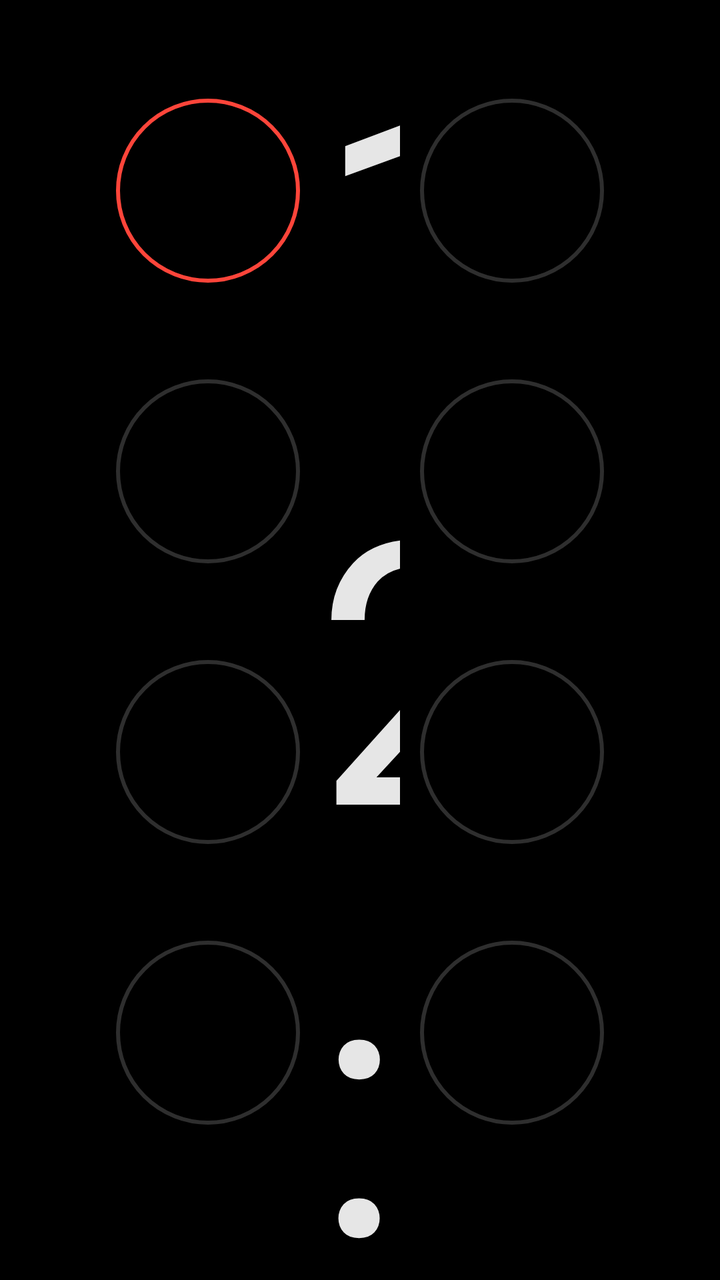
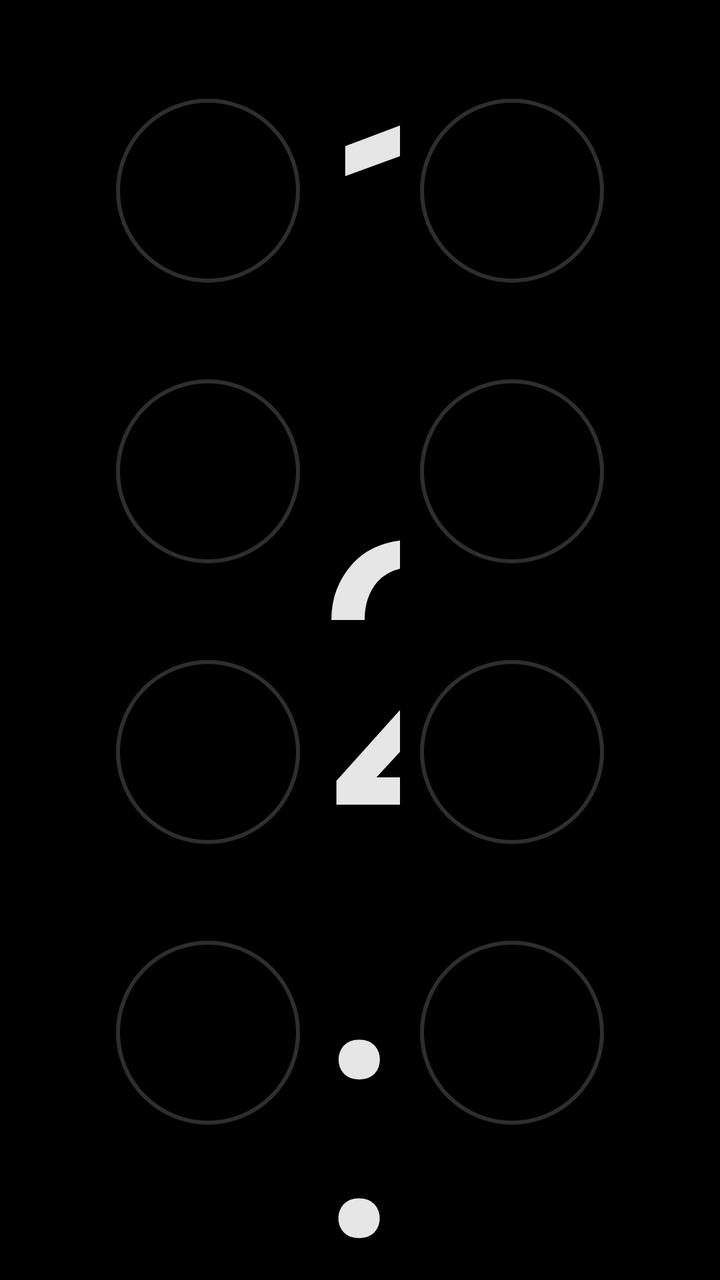

Screens rendered from an Android XML layout before and after an edit, with the pre-edit source and the edit as a unified diff.
<!-- AndroidManifest.xml: application theme Theme.CleanDash -->
<!-- res/layout/home_halo.xml -->
<?xml version="1.0" encoding="utf-8"?>
<LinearLayout xmlns:android="http://schemas.android.com/apk/res/android"
    android:layout_width="match_parent"
    android:layout_height="match_parent"
    android:background="@color/halo_bg"
    android:fitsSystemWindows="true"
    android:gravity="center_vertical"
    android:orientation="horizontal"
    android:paddingStart="48dp"
    android:paddingTop="16dp"
    android:paddingEnd="48dp"
    android:paddingBottom="16dp">

    <LinearLayout
        android:layout_width="112dp"
        android:layout_height="wrap_content"
        android:gravity="center_horizontal"
        android:orientation="vertical">

        <LinearLayout style="@style/Halo.Tile" android:tag="maps">
            <ImageView
                style="@style/Halo.TileIcon"
                android:background="@drawable/halo_button_accent"
                android:tag="icon"
                android:tint="@color/halo_accent" />
            <TextView style="@style/Halo.TileLabel" android:tag="label" />
        </LinearLayout>

        <LinearLayout style="@style/Halo.Tile" android:tag="carplay">
            <ImageView style="@style/Halo.TileIcon" android:tag="icon" />
            <TextView style="@style/Halo.TileLabel" android:tag="label" />
        </LinearLayout>

        <LinearLayout style="@style/Halo.Tile" android:tag="radio">
            <ImageView style="@style/Halo.TileIcon" android:tag="icon" />
            <TextView style="@style/Halo.TileLabel" android:tag="label" />
        </LinearLayout>

        <LinearLayout style="@style/Halo.Tile" android:tag="music">
            <ImageView style="@style/Halo.TileIcon" android:tag="icon" />
            <TextView style="@style/Halo.TileLabel" android:tag="label" />
        </LinearLayout>
    </LinearLayout>

    <LinearLayout
        android:layout_width="0dp"
        android:layout_height="wrap_content"
        android:layout_weight="1"
        android:gravity="center_horizontal"
        android:orientation="vertical">

        
        <LinearLayout
            android:id="@+id/clock"
            android:layout_width="wrap_content"
            android:layout_height="wrap_content"
            android:background="?android:attr/selectableItemBackground"
            android:gravity="center_horizontal"
            android:orientation="vertical">

            <TextClock
                android:layout_width="wrap_content"
                android:layout_height="wrap_content"
                android:fontFamily="@font/outfit_extralight"
                android:format12Hour="h:mm"
                android:format24Hour="HH:mm"
                android:includeFontPadding="false"
                android:letterSpacing="-0.03"
                android:textColor="@color/halo_bright"
                android:textSize="@dimen/halo_clock" />

            <TextClock
                android:layout_width="wrap_content"
                android:layout_height="wrap_content"
                android:fontFamily="@font/outfit_light"
                android:format12Hour="EEEE d MMMM"
                android:format24Hour="EEEE d MMMM"
                android:letterSpacing="0.18"
                android:textAllCaps="true"
                android:textColor="@color/halo_muted"
                android:textSize="21sp" />
        </LinearLayout>

        <TextView
            android:id="@+id/set_home"
            android:layout_width="wrap_content"
            android:layout_height="44dp"
            android:layout_marginTop="16dp"
            android:background="@drawable/halo_pill"
            android:fontFamily="@font/outfit_regular"
            android:gravity="center"
            android:paddingStart="22dp"
            android:paddingEnd="22dp"
            android:text="@string/set_home"
            android:textColor="@color/halo_text"
            android:textSize="15sp"
            android:visibility="gone" />

        <View
            android:layout_width="120dp"
            android:layout_height="2dp"
            android:layout_marginTop="26dp"
            android:background="@drawable/halo_rule" />

        <LinearLayout
            android:id="@+id/media_card"
            android:layout_width="wrap_content"
            android:layout_height="wrap_content"
            android:layout_marginTop="14dp"
            android:background="?android:attr/selectableItemBackground"
            android:gravity="center_horizontal"
            android:orientation="vertical"
            android:padding="12dp">

            <TextView
                android:id="@+id/media_title"
                android:layout_width="wrap_content"
                android:layout_height="wrap_content"
                android:ellipsize="end"
                android:fontFamily="@font/outfit_regular"
                android:maxWidth="640dp"
                android:singleLine="true"
                android:textColor="@color/halo_bright"
                android:textSize="28sp" />

            <TextView
                android:id="@+id/media_artist"
                android:layout_width="wrap_content"
                android:layout_height="wrap_content"
                android:layout_marginTop="2dp"
                android:ellipsize="end"
                android:fontFamily="@font/outfit_light"
                android:maxWidth="640dp"
                android:singleLine="true"
                android:textColor="@color/halo_muted"
                android:textSize="18sp" />

            <LinearLayout
                android:layout_width="wrap_content"
                android:layout_height="wrap_content"
                android:layout_marginTop="16dp"
                android:gravity="center_vertical"
                android:orientation="horizontal">

                <ImageView
                    android:id="@+id/media_prev"
                    style="@style/Halo.Button"
                    android:contentDescription="@string/media_prev"
                    android:src="@drawable/ic_skip_previous" />

                <ImageView
                    android:id="@+id/media_play"
                    android:layout_width="80dp"
                    android:layout_height="80dp"
                    android:layout_marginStart="28dp"
                    android:layout_marginEnd="28dp"
                    android:background="@drawable/halo_play"
                    android:contentDescription="@string/media_play"
                    android:padding="25dp"
                    android:src="@drawable/ic_play"
                    android:tint="@color/halo_bg" />

                <ImageView
                    android:id="@+id/media_next"
                    style="@style/Halo.Button"
                    android:contentDescription="@string/media_next"
                    android:src="@drawable/ic_skip_next" />
            </LinearLayout>
        </LinearLayout>
    </LinearLayout>

    <LinearLayout
        android:layout_width="112dp"
        android:layout_height="wrap_content"
        android:gravity="center_horizontal"
        android:orientation="vertical">

        <LinearLayout style="@style/Halo.Tile" android:tag="bluetooth">
            <ImageView style="@style/Halo.TileIcon" android:tag="icon" />
            <TextView style="@style/Halo.TileLabel" android:tag="label" />
        </LinearLayout>

        <LinearLayout style="@style/Halo.Tile" android:tag="eq">
            <ImageView style="@style/Halo.TileIcon" android:tag="icon" />
            <TextView style="@style/Halo.TileLabel" android:tag="label" />
        </LinearLayout>

        <LinearLayout style="@style/Halo.Tile" android:tag="settings">
            <ImageView style="@style/Halo.TileIcon" android:tag="icon" />
            <TextView style="@style/Halo.TileLabel" android:tag="label" />
        </LinearLayout>

        <LinearLayout style="@style/Halo.Tile" android:tag="apps">
            <ImageView style="@style/Halo.TileIcon" android:tag="icon" />
            <TextView style="@style/Halo.TileLabel" android:tag="label" />
        </LinearLayout>
    </LinearLayout>
</LinearLayout>
<!-- resources referenced by this layout -->
<resources>
  <color name="halo_accent">#FF453A</color>
  <color name="halo_bg">#000000</color>
  <color name="halo_bright">#E6E6E6</color>
  <color name="halo_muted">#8C8C8C</color>
  <color name="halo_text">#D9D9D9</color>
  <dimen name="halo_clock">150sp</dimen>
  <!-- drawable halo_button_accent (drawable) -->
  <?xml version="1.0" encoding="utf-8"?>
  <ripple xmlns:android="http://schemas.android.com/apk/res/android" android:color="#22FFFFFF">
      <item><shape android:shape="oval"><stroke android:width="2dp" android:color="@color/halo_accent" /></shape></item>
  </ripple>
  <!-- drawable halo_pill (drawable) -->
  <?xml version="1.0" encoding="utf-8"?>
  <ripple xmlns:android="http://schemas.android.com/apk/res/android" android:color="#22FFFFFF">
      <item><shape android:shape="rectangle"><stroke android:width="2dp" android:color="@color/halo_line" /><corners android:radius="22dp" /></shape></item>
  </ripple>
  <!-- drawable halo_play (drawable) -->
  <?xml version="1.0" encoding="utf-8"?>
  <ripple xmlns:android="http://schemas.android.com/apk/res/android" android:color="#33000000">
      <item><shape android:shape="oval"><solid android:color="@color/halo_accent" /></shape></item>
  </ripple>
  <!-- drawable halo_rule (drawable) -->
  <?xml version="1.0" encoding="utf-8"?>
  <shape xmlns:android="http://schemas.android.com/apk/res/android" android:shape="rectangle"><solid android:color="@color/halo_rule" /></shape>
  <!-- drawable ic_play (drawable) -->
  <?xml version="1.0" encoding="utf-8"?>
  <vector xmlns:android="http://schemas.android.com/apk/res/android"
      android:width="24dp"
      android:height="24dp"
      android:viewportWidth="24"
      android:viewportHeight="24">
      <path
          android:fillColor="#FFFFFFFF"
          android:pathData="M8,5v14l11,-7z" />
  </vector>
  <!-- drawable ic_skip_next (drawable) -->
  <?xml version="1.0" encoding="utf-8"?>
  <vector xmlns:android="http://schemas.android.com/apk/res/android"
      android:width="24dp"
      android:height="24dp"
      android:viewportWidth="24"
      android:viewportHeight="24">
      <path
          android:fillColor="#FFFFFFFF"
          android:pathData="M6,18l8.5,-6L6,6v12zM16,6v12h2V6h-2z" />
  </vector>
  <!-- drawable ic_skip_previous (drawable) -->
  <?xml version="1.0" encoding="utf-8"?>
  <vector xmlns:android="http://schemas.android.com/apk/res/android"
      android:width="24dp"
      android:height="24dp"
      android:viewportWidth="24"
      android:viewportHeight="24">
      <path
          android:fillColor="#FFFFFFFF"
          android:pathData="M6,6h2v12H6zM9.5,12l8.5,6V6z" />
  </vector>
  <string name="media_next">Next</string>
  <string name="media_play">Play or pause</string>
  <string name="media_prev">Previous</string>
  <string name="set_home">Set as Home</string>
  <style name="Halo.Button">
          <item name="android:layout_width">64dp</item>
          <item name="android:layout_height">64dp</item>
          <item name="android:padding">20dp</item>
          <item name="android:background">@drawable/halo_button</item>
          <item name="android:tint">@color/halo_text</item>
      </style>
  <color name="halo_line">#2E2E2E</color>
  <color name="halo_rule">#262626</color>
  <!-- drawable halo_button (drawable) -->
  <?xml version="1.0" encoding="utf-8"?>
  <ripple xmlns:android="http://schemas.android.com/apk/res/android" android:color="#22FFFFFF">
      <item><shape android:shape="oval"><stroke android:width="2dp" android:color="@color/halo_line" /></shape></item>
  </ripple>
  <dimen name="halo_key_gap">5dp</dimen>
  <dimen name="halo_key">76dp</dimen>
  <dimen name="halo_key_padding">24dp</dimen>
  <color name="background">#0E1116</color>
  <color name="accent">#4FC3F7</color>
  <color name="text">#F2F4F7</color>
  <color name="text_muted">#8A93A0</color>
  <style name="Theme.CleanDash.Dialog" parent="android:Theme.Material.Dialog.Alert">
          <item name="android:colorAccent">@color/accent</item>
      </style>
  <!-- unchanged entries left out for length: 4 -->
</resources>

<!-- the commit's change to res/layout/home_halo.xml (unified diff, before → after) -->
@@ -18,11 +18,7 @@
         android:orientation="vertical">
 
         <LinearLayout style="@style/Halo.Tile" android:tag="maps">
-            <ImageView
-                style="@style/Halo.TileIcon"
-                android:background="@drawable/halo_button_accent"
-                android:tag="icon"
-                android:tint="@color/halo_accent" />
+            <ImageView style="@style/Halo.TileIcon" android:tag="icon" />
             <TextView style="@style/Halo.TileLabel" android:tag="label" />
         </LinearLayout>
 
<!-- resource entries referenced after the edit -->
@@ -6,11 +6,6 @@
   <color name="halo_muted">#8C8C8C</color>
   <color name="halo_text">#D9D9D9</color>
   <dimen name="halo_clock">150sp</dimen>
-  <!-- drawable halo_button_accent (drawable) -->
-  <?xml version="1.0" encoding="utf-8"?>
-  <ripple xmlns:android="http://schemas.android.com/apk/res/android" android:color="#22FFFFFF">
-      <item><shape android:shape="oval"><stroke android:width="2dp" android:color="@color/halo_accent" /></shape></item>
-  </ripple>
   <!-- drawable halo_pill (drawable) -->
   <?xml version="1.0" encoding="utf-8"?>
   <ripple xmlns:android="http://schemas.android.com/apk/res/android" android:color="#22FFFFFF">
